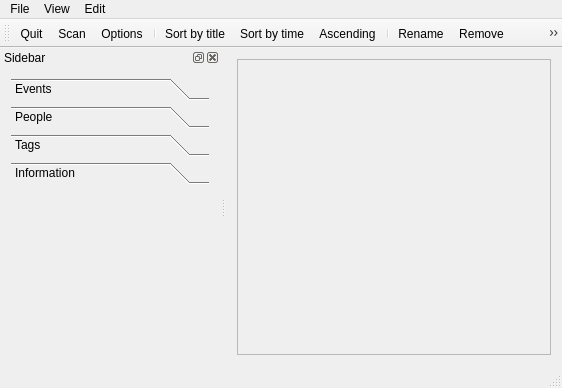
Above: MainWindow.ui from congchenutd/myphotos before the change. Below: the same form after it.
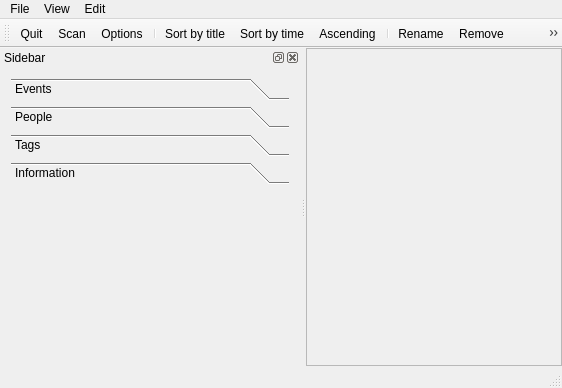
That is the form after the change. Icons and pictures are not drawn. Custom widgets are drawn as their Qt base class.

Diff of the .ui file:
```diff
--- a/MainWindow.ui
+++ b/MainWindow.ui
@@ -19,6 +19,18 @@
   </property>
   <widget class="QWidget" name="centralWidget">
    <layout class="QHBoxLayout" name="horizontalLayout">
+    <property name="leftMargin">
+     <number>0</number>
+    </property>
+    <property name="topMargin">
+     <number>0</number>
+    </property>
+    <property name="rightMargin">
+     <number>0</number>
+    </property>
+    <property name="bottomMargin">
+     <number>0</number>
+    </property>
     <item>
      <widget class="QScrollArea" name="scrollArea">
       <property name="widgetResizable">
@@ -29,11 +41,23 @@
         <rect>
          <x>0</x>
          <y>0</y>
-         <width>315</width>
-         <height>275</height>
+         <width>259</width>
+         <height>299</height>
         </rect>
        </property>
        <layout class="QVBoxLayout" name="verticalLayout">
+        <property name="leftMargin">
+         <number>0</number>
+        </property>
+        <property name="topMargin">
+         <number>0</number>
+        </property>
+        <property name="rightMargin">
+         <number>0</number>
+        </property>
+        <property name="bottomMargin">
+         <number>0</number>
+        </property>
         <item>
          <widget class="PhotoView" name="photoView" native="true"/>
         </item>
@@ -108,7 +132,7 @@
   <widget class="QDockWidget" name="dockWidget">
    <property name="minimumSize">
     <size>
-     <width>220</width>
+     <width>300</width>
      <height>292</height>
     </size>
    </property>
@@ -184,7 +208,7 @@
          <rect>
           <x>0</x>
           <y>0</y>
-          <width>196</width>
+          <width>276</width>
           <height>119</height>
          </rect>
         </property>
```
Left out of the diff: 6 changed lines with no effect on the pictures.
